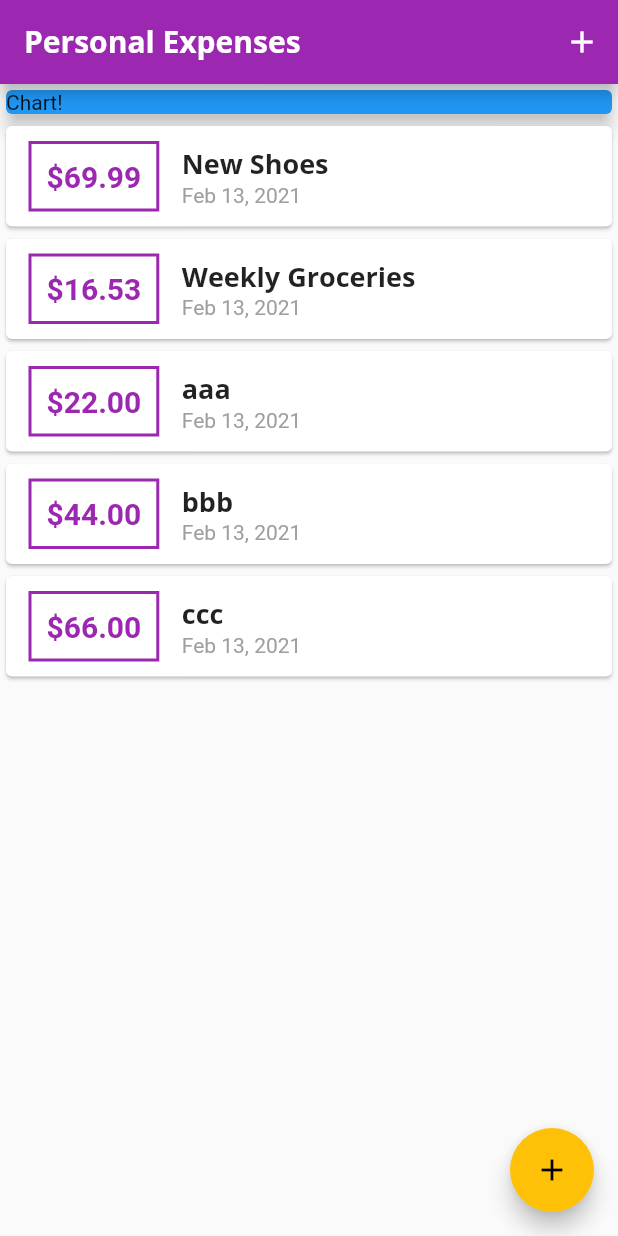
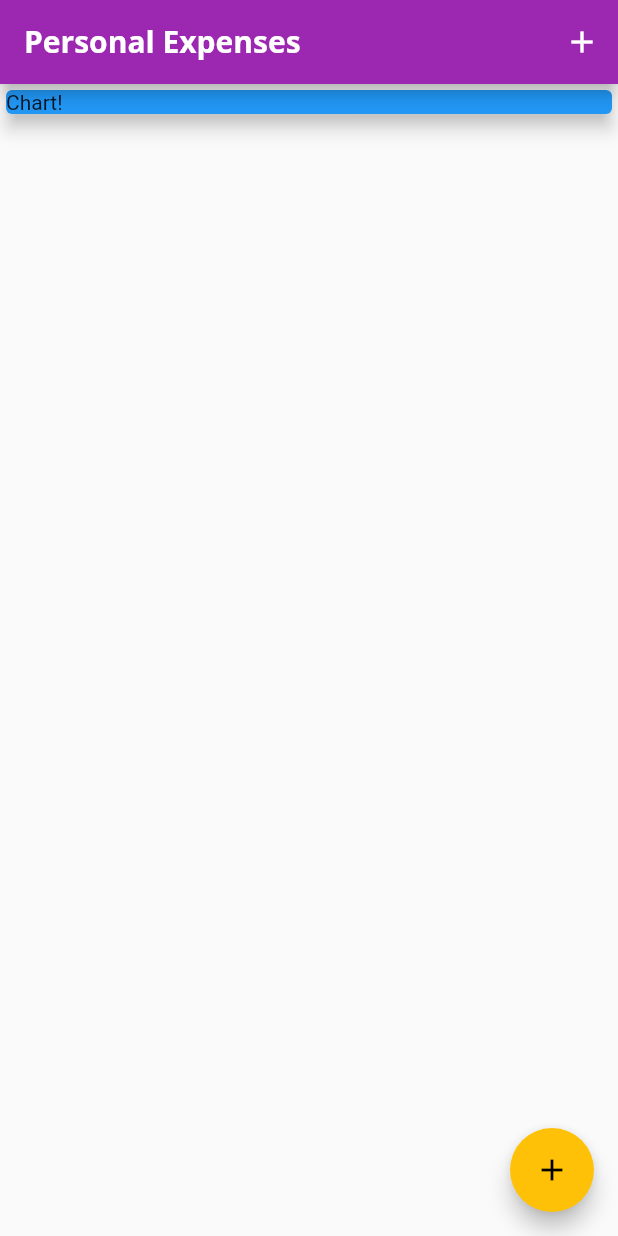
Before and after one commit to a7md0/FlutterPersonalExpenses, a Flutter app: the screen it shows after launch, on a phone screen of 412 x 824 dp. Run offline on Flutter 3.47's test engine with Material 2 defaults, Android fonts, the phone set to English and light mode, and no system bars.

Commit message:
Comment out tx list

```diff
--- a/lib/main.dart
+++ b/lib/main.dart
@@ -44,36 +44,36 @@ class MyHomePage extends StatefulWidget {
 
 class _MyHomePageState extends State<MyHomePage> {
   final List<Transaction> _userTransactions = [
-    Transaction(
-      id: 't1',
-      title: 'New Shoes',
-      amount: 69.99,
-      date: DateTime.now(),
-    ),
-    Transaction(
-      id: 't2',
-      title: 'Weekly Groceries',
-      amount: 16.53,
-      date: DateTime.now(),
-    ),
-    Transaction(
-      id: 't3',
-      title: 'aaa',
-      amount: 22,
-      date: DateTime.now(),
-    ),
-    Transaction(
-      id: 't4',
-      title: 'bbb',
-      amount: 44,
-      date: DateTime.now(),
-    ),
-    Transaction(
-      id: 't5',
-      title: 'ccc',
-      amount: 66,
-      date: DateTime.now(),
-    ),
+    // Transaction(
+    //   id: 't1',
+    //   title: 'New Shoes',
+    //   amount: 69.99,
+    //   date: DateTime.now(),
+    // ),
+    // Transaction(
+    //   id: 't2',
+    //   title: 'Weekly Groceries',
+    //   amount: 16.53,
+    //   date: DateTime.now(),
+    // ),
+    // Transaction(
+    //   id: 't3',
+    //   title: 'aaa',
+    //   amount: 22,
+    //   date: DateTime.now(),
+    // ),
+    // Transaction(
+    //   id: 't4',
+    //   title: 'bbb',
+    //   amount: 44,
+    //   date: DateTime.now(),
+    // ),
+    // Transaction(
+    //   id: 't5',
+    //   title: 'ccc',
+    //   amount: 66,
+    //   date: DateTime.now(),
+    // ),
   ];
 
   @override
```
